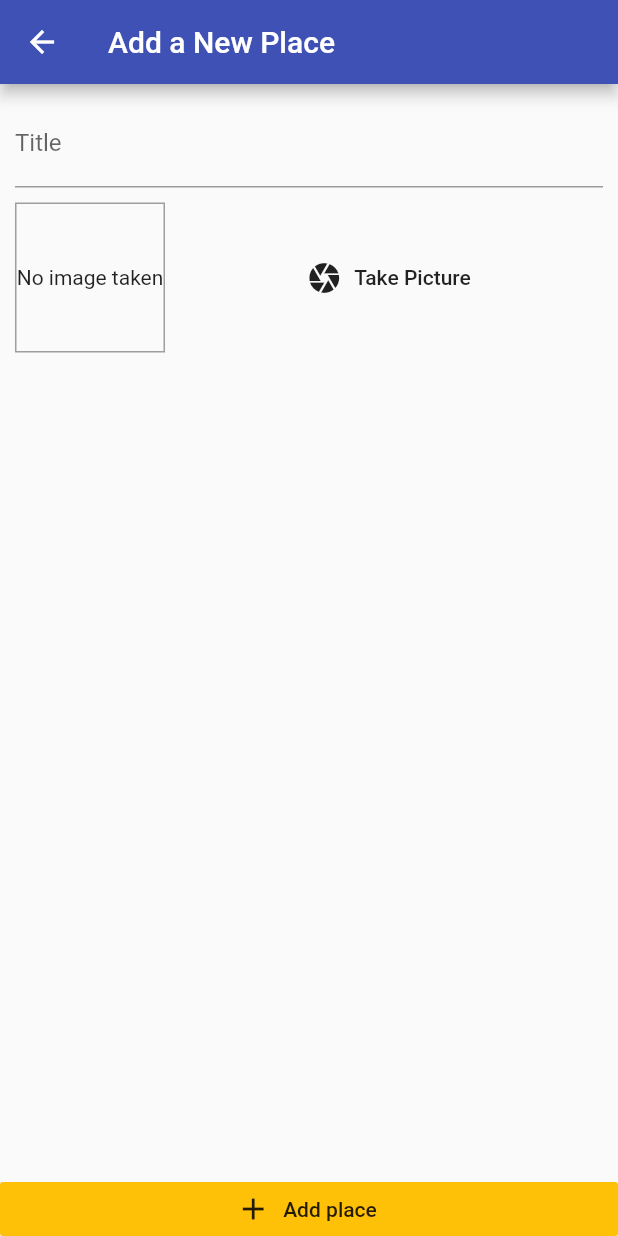
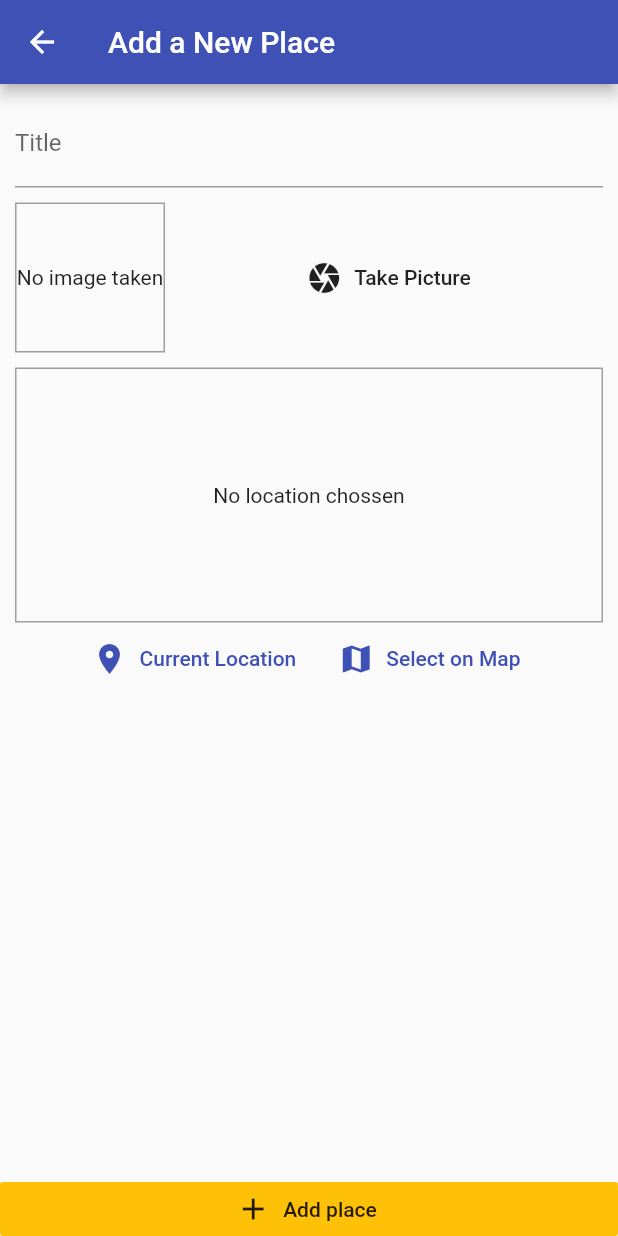
Before and after one commit to Hakutou231/great_places, a Flutter app: the screen it shows after launch, after a tap on the "add" icon, on a phone screen of 412 x 824 dp. Run offline on Flutter 3.47's test engine with Material 2 defaults, Android fonts, the phone set to English and light mode, and no system bars; our stand-ins replace google_maps_flutter, image_picker, location, sqflite; accounts and stored records are empty.

```diff
--- /dev/null
+++ b/lib/helpers/db_helper.dart
@@ -0,0 +1,28 @@
+import 'package:sqflite/sqflite.dart' as sql;
+import 'package:path/path.dart' as path;
+import 'package:sqflite/sqlite_api.dart';
+
+class DBHelper {
+  static Future<Database> database() async {
+    final dbPath = await sql.getDatabasesPath();
+    return sql.openDatabase(path.join(dbPath, 'places.db'),
+        onCreate: (db, version) {
+          return db.execute(
+              'CREATE TABLE user_places(id TEXT PRIMARY KEY, title TEXT, image TEXT)');
+        }, version: 1);
+  }
+
+  static Future<void> insert(String table, Map<String, Object> data) async {
+    final db = await DBHelper.database();
+    db.insert(
+      table,
+      data,
+      conflictAlgorithm: ConflictAlgorithm.replace,
+    );
+  }
+
+  static Future<List<Map<String, dynamic>>> getData(String table) async {
+    final db = await DBHelper.database();
+    return db.query(table);
+  }
+}
--- a/lib/main.dart
+++ b/lib/main.dart
@@ -19,7 +19,7 @@ class MyApp extends StatelessWidget {
           primarySwatch: Colors.indigo,
           accentColor: Colors.amber,
         ),
-        home: PlaceListScreen(),
+        home: PlacesListScreen(),
         routes: {
           AddPlaceScreen.routeName: (ctx) => AddPlaceScreen(),
 
--- a/lib/models/place.dart
+++ b/lib/models/place.dart
@@ -7,7 +7,7 @@ class PlaceLocation {
   final double longitude;
   final String address;
 
-  PlaceLocation({required this.latitude, required this.longitude, this.address = ''});
+  const PlaceLocation({required this.latitude, required this.longitude, this.address = ''});
 }
 
 class Place {
--- a/lib/providers/great_places.dart
+++ b/lib/providers/great_places.dart
@@ -3,6 +3,7 @@ import 'dart:io';
 import 'package:flutter/foundation.dart';
 
 import '../models/place.dart';
+import '../helpers/db_helper.dart';
 
 class GreatPlaces with ChangeNotifier {
   List<Place> _items = [];
@@ -12,16 +13,36 @@ class GreatPlaces with ChangeNotifier {
   }
 
   void addPlace(
-    String title,
-    File pickImage,
-  ) {
+      String pickedTitle,
+      File pickedImage,
+      ) {
     final newPlace = Place(
       id: DateTime.now().toString(),
-      title: title,
+      image: pickedImage,
+      title: pickedTitle,
       location: null,
-      image: pickImage,
     );
     _items.add(newPlace);
     notifyListeners();
+    DBHelper.insert('user_places', {
+      'id': newPlace.id,
+      'title': newPlace.title,
+      'image': newPlace.image.path,
+    });
+  }
+
+  Future<void> fetchAndSetPlaces() async {
+    final dataList = await DBHelper.getData('user_places');
+    _items = dataList
+        .map(
+          (item) => Place(
+        id: item['id'],
+        title: item['title'],
+        image: File(item['image']),
+        location: null,
+      ),
+    )
+        .toList();
+    notifyListeners();
   }
 }
--- a/lib/screens/add_place_screen.dart
+++ b/lib/screens/add_place_screen.dart
@@ -5,6 +5,7 @@ import 'package:provider/provider.dart';
 import '../widgets/image_input.dart';
 
 import '../providers/great_places.dart';
+import '../widgets/location_input.dart';
 
 class AddPlaceScreen extends StatefulWidget {
   static const routeName = '/add-place';
@@ -51,6 +52,8 @@ class _AddPlaceScreenState extends State<AddPlaceScreen> {
                     ),
                     SizedBox(height: 10,),
                    ImageInput(_selectImage),
+                    SizedBox(height: 10,),
+                    LocationInput(),
                   ],
                 ),
               ),
--- a/lib/screens/places_list_screen.dart
+++ b/lib/screens/places_list_screen.dart
@@ -4,7 +4,7 @@ import 'package:provider/provider.dart';
 import './add_place_screen.dart';
 import '../providers/great_places.dart';
 
-class PlaceListScreen extends StatelessWidget {
+class PlacesListScreen extends StatelessWidget {
   @override
   Widget build(BuildContext context) {
     return Scaffold(
@@ -12,29 +12,40 @@ class PlaceListScreen extends StatelessWidget {
         title: Text('Your Places'),
         actions: <Widget>[
           IconButton(
+            icon: Icon(Icons.add),
             onPressed: () {
               Navigator.of(context).pushNamed(AddPlaceScreen.routeName);
             },
-            icon: Icon(Icons.add),
           ),
         ],
       ),
-      body: Consumer<GreatPlaces>(
+      body: FutureBuilder(
+        future: Provider.of<GreatPlaces>(context, listen: false)
+            .fetchAndSetPlaces(),
+        builder: (ctx, snapshot) => snapshot.connectionState ==
+            ConnectionState.waiting
+            ? Center(
+          child: CircularProgressIndicator(),
+        )
+            : Consumer<GreatPlaces>(
           child: Center(
-          child: Text('Got no places yet, start adding some!'),
+            child: const Text('Got no places yet, start adding some!'),
           ),
-        builder: (ctx, greatPlaces, ch) => greatPlaces.items.isEmpty
+          builder: (ctx, greatPlaces, ch) => greatPlaces.items.length <= 0
               ? ch as Widget
               : ListView.builder(
             itemCount: greatPlaces.items.length,
             itemBuilder: (ctx, i) => ListTile(
               leading: CircleAvatar(
-                    backgroundImage: FileImage(greatPlaces.items[i].image),
+                backgroundImage: FileImage(
+                  greatPlaces.items[i].image,
+                ),
               ),
               title: Text(greatPlaces.items[i].title),
               onTap: () {
-                    // Go
+                // Go to detail page ...
               },
+            ),
           ),
         ),
       ),
--- /dev/null
+++ b/lib/widgets/location_input.dart
@@ -0,0 +1,85 @@
+import 'package:flutter/material.dart';
+import 'package:google_maps_flutter/google_maps_flutter.dart';
+
+import 'package:location/location.dart';
+
+import '../helpers/location_helper.dart';
+
+import '../screens/map_screen.dart';
+
+class LocationInput extends StatefulWidget {
+  @override
+  _LocationInputState createState() => _LocationInputState();
+}
+
+class _LocationInputState extends State<LocationInput> {
+  String? _previewImageUrl;
+
+  Future<void> _getCurrentUserLocation() async {
+    final locData = await Location().getLocation();
+    final staticMapImageUrl = LocationHelper.generateLocationPreviewImage(
+      latitude: locData.latitude!,
+      longitude: locData.longitude!,
+    );
+    setState(() {
+      _previewImageUrl = staticMapImageUrl;
+    });
+  }
+
+  Future<void> _selectOnMap() async {
+    final selectedLocation = await Navigator.of(context).push<LatLng>(
+      MaterialPageRoute(
+        fullscreenDialog: true,
+        builder: (ctx) => MapScreen(
+          isSelecting: true,
+        ),
+      ),
+    );
+    if (selectedLocation == null) {
+      return;
+    }
+    print(selectedLocation.latitude);
+  }
+
+  @override
+  Widget build(BuildContext context) {
+    return Column(
+      children: <Widget>[
+        Container(
+          height: 170,
+          width: double.infinity,
+          alignment: Alignment.center,
+          decoration:
+              BoxDecoration(border: Border.all(width: 1, color: Colors.grey)),
+          child: _previewImageUrl == null
+              ? Text(
+                  'No location chossen',
+                  textAlign: TextAlign.center,
+                )
+              : Image.network(
+                  _previewImageUrl!,
+                  fit: BoxFit.cover,
+                  width: double.infinity,
+                ),
+        ),
+        Row(
+          mainAxisAlignment: MainAxisAlignment.center,
+          children: <Widget>[
+            FlatButton.icon(
+              icon: Icon(Icons.location_on),
+              label: Text('Current Location'),
+              textColor: Theme.of(context).primaryColor,
+              onPressed: _getCurrentUserLocation,
+            ),
+            FlatButton.icon(
+              icon: Icon(Icons.map),
+              label: Text('Select on Map'),
+              textColor: Theme.of(context).primaryColor,
+              onPressed: _selectOnMap,
+            ),
+          ],
+        )
+      ],
+    );
+  }
+}
--- a/pubspec.yaml
+++ b/pubspec.yaml
@@ -33,6 +33,9 @@ dependencies:
   image_picker: ^0.8.4+2
   path_provider: ^2.0.5
   path: ^1.8.0
+  sqflite: ^2.0.0+4
+  location: ^4.3.0
+  google_maps_flutter: ^2.0.11
 
 
   # The following adds the Cupertino Icons font to your application.
```
Also changed, not shown: lib/screens/map_screen.dart (added, +59 -0 lines), lib/widgets/image_input.dart (+5 -2 lines), pubspec.lock, 5 other files. Lines whose indentation alone changed are shown as unchanged.
